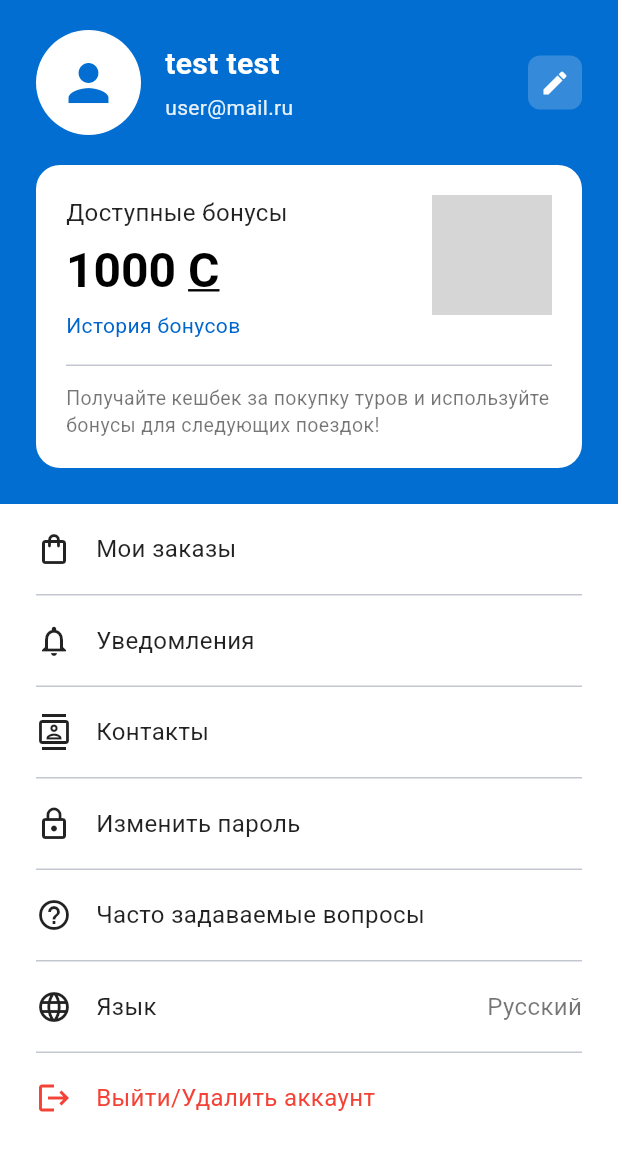
After one commit to Atoktobekov/hitTravel, a Flutter app: the AuthorizedProfilePage screen opened directly, on a phone screen of 412 x 824 dp. The commit adds this screen. Shown: the top 1151 px of the screen. Run offline on Flutter 3.47's test engine with Material 3 defaults, Android fonts, the phone set to English and light mode, and no system bars; our stand-ins replace dio, flutter_screenutil, font_awesome_flutter, get_it, talker_flutter, video_player; missing offline and left inert: talker_dio_logger; network calls fail; statements that could not run were skipped; grey boxes are pictures that could not be loaded.

Commit message:
feat: implement service locator, logging, and phone verification flow
- Set up `GetIt` service locator and integrate `Talker` for logging and `Dio` for network requests in `locator.dart`.
- Implement `AuthorizedProfilePage`
- Enhance `VerifyPhonePage` with registration code validation, re-send logic, and navigation to the authorized profile.
- Add a debug `TalkerScreen` access button on the `FavoritesPage`.
- Rename `divider.dart` to `blue_divider.dart`
- Refactor `ApiService` to use the centralized `Dio`
- Update `RegistrationPage`
- Initialize the service locator in `main.dart`.

```diff
--- /dev/null
+++ b/hit_travel/lib/features/auth/presentation/pages/authorized_profile_page.dart
@@ -0,0 +1,302 @@
+import 'package:flutter/material.dart';
+import 'package:hit_travel/core/theme/theme.dart';
+
+class AuthorizedProfilePage extends StatelessWidget {
+  const AuthorizedProfilePage({super.key});
+
+  @override
+  Widget build(BuildContext context) {
+    return Scaffold(
+      backgroundColor: Colors.white,
+      body: Column(
+        children: [
+          // Blue Header Section
+          Container(
+            width: double.infinity,
+            decoration: BoxDecoration(
+              color: AppTheme.blueColor,
+            ),
+            child: SafeArea(
+              bottom: false,
+              child: Padding(
+                padding: const EdgeInsets.fromLTRB(24, 20, 24, 24),
+                child: Column(
+                  children: [
+                    // Profile Info Row
+                    Row(
+                      children: [
+                        // Avatar
+                        Container(
+                          width: 70,
+                          height: 70,
+                          decoration: BoxDecoration(
+                            color: Colors.white,
+                            shape: BoxShape.circle,
+                          ),
+                          child: Icon(
+                            Icons.person,
+                            size: 40,
+                            color: AppTheme.blueColor,
+                          ),
+                        ),
+                        const SizedBox(width: 16),
+                        // Name and Email
+                        Expanded(
+                          child: Column(
+                            crossAxisAlignment: CrossAxisAlignment.start,
+                            children: [
+                              const Text(
+                                'test test',
+                                style: TextStyle(
+                                  color: Colors.white,
+                                  fontSize: 20,
+                                  fontWeight: FontWeight.w600,
+                                ),
+                              ),
+                              const SizedBox(height: 4),
+                              Text(
+                                'user@mail.ru',
+                                style: TextStyle(
+                                  color: Colors.white.withOpacity(0.9),
+                                  fontSize: 14,
+                                ),
+                              ),
+                            ],
+                          ),
+                        ),
+                        // Edit Icon
+                        Container(
+                          padding: const EdgeInsets.all(8),
+                          decoration: BoxDecoration(
+                            color: Colors.white.withOpacity(0.2),
+                            borderRadius: BorderRadius.circular(8),
+                          ),
+                          child: const Icon(
+                            Icons.edit,
+                            color: Colors.white,
+                            size: 20,
+                          ),
+                        ),
+                      ],
+                    ),
+                    const SizedBox(height: 20),
+                    // Bonuses Card
+                    Container(
+                      padding: const EdgeInsets.all(20),
+                      decoration: BoxDecoration(
+                        color: Colors.white,
+                        borderRadius: BorderRadius.circular(16),
+                      ),
+                      child: Column(
+                        crossAxisAlignment: CrossAxisAlignment.start,
+                        children: [
+                          Row(
+                            mainAxisAlignment: MainAxisAlignment.spaceBetween,
+                            crossAxisAlignment: CrossAxisAlignment.start,
+                            children: [
+                              Column(
+                                crossAxisAlignment: CrossAxisAlignment.start,
+                                children: [
+                                  const Text(
+                                    'Доступные бонусы',
+                                    style: TextStyle(
+                                      fontSize: 16,
+                                      color: Colors.black87,
+                                    ),
+                                  ),
+                                  const SizedBox(height: 8),
+                                  RichText(
+                                    text: const TextSpan(
+                                      children: [
+                                        TextSpan(
+                                          text: '1000 ',
+                                          style: TextStyle(
+                                            fontSize: 32,
+                                            fontWeight: FontWeight.bold,
+                                            color: Colors.black,
+                                          ),
+                                        ),
+                                        TextSpan(
+                                          text: 'С',
+                                          style: TextStyle(
+                                            fontSize: 32,
+                                            fontWeight: FontWeight.bold,
+                                            color: Colors.black,
+                                            decoration: TextDecoration.underline,
+                                          ),
+                                        ),
+                                      ],
+                                    ),
+                                  ),
+                                  const SizedBox(height: 8),
+                                  const Text(
+                                    'История бонусов',
+                                    style: TextStyle(
+                                      fontSize: 14,
+                                      color: Color(0xFF0066CC),
+                                      fontWeight: FontWeight.w500,
+                                    ),
+                                  ),
+                                ],
+                              ),
+                              // Gift Icon
+                              Stack(
+                                children: [
+                                  Image.asset(
+                                    'assets/gift.png', // Замените на ваш путь к изображению
+                                    width: 80,
+                                    height: 80,
+                                    errorBuilder: (context, error, stackTrace) {
+                                      return SizedBox(
+                                        width: 80,
+                                        height: 80,
+                                        child: const Text('🎁', style: TextStyle(fontSize: 50)),
+                                      );
+                                    },
+                                  ),
+                                  Positioned(
+                                    top: 0,
+                                    right: 0,
+                                    child: Container(
+                                      padding: const EdgeInsets.all(4),
+                                      decoration: const BoxDecoration(
+                                        color: Colors.green,
+                                        shape: BoxShape.circle,
+                                      ),
+                                      child: const Icon(
+                                        Icons.bolt,
+                                        color: Colors.white,
+                                        size: 16,
+                                      ),
+                                    ),
+                                  ),
+                                ],
+                              ),
+                            ],
+                          ),
+                          const SizedBox(height: 16),
+                          const Divider(height: 1),
+                          const SizedBox(height: 12),
+                          const Text(
+                            'Получайте кешбек за покупку туров и используйте бонусы для следующих поездок!',
+                            style: TextStyle(
+                              fontSize: 13,
+                              color: Colors.black54,
+                              height: 1.4,
+                            ),
+                          ),
+                        ],
+                      ),
+                    ),
+                  ],
+                ),
+              ),
+            ),
+          ),
+          // Menu Items
+          Expanded(
+            child: ListView(
+              padding: EdgeInsets.zero,
+              children: [
+                _buildMenuItem(
+                  icon: Icons.shopping_bag_outlined,
+                  title: 'Мои заказы',
+                  onTap: () {},
+                ),
+                _buildDivider(),
+                _buildMenuItem(
+                  icon: Icons.notifications_outlined,
+                  title: 'Уведомления',
+                  onTap: () {},
+                ),
+                _buildDivider(),
+                _buildMenuItem(
+                  icon: Icons.contacts_outlined,
+                  title: 'Контакты',
+                  onTap: () {},
+                ),
+                _buildDivider(),
+                _buildMenuItem(
+                  icon: Icons.lock_outline,
+                  title: 'Изменить пароль',
+                  onTap: () {},
+                ),
+                _buildDivider(),
+                _buildMenuItem(
+                  icon: Icons.help_outline,
+                  title: 'Часто задаваемые вопросы',
+                  onTap: () {},
+                ),
+                _buildDivider(),
+                _buildMenuItem(
+                  icon: Icons.language,
+                  title: 'Язык',
+                  trailing: const Text(
+                    'Русский',
+                    style: TextStyle(
+                      fontSize: 16,
+                      color: Colors.black54,
+                    ),
+                  ),
+                  onTap: () {},
+                ),
+                _buildDivider(),
+                _buildMenuItem(
+                  icon: Icons.logout,
+                  title: 'Выйти/Удалить аккаунт',
+                  titleColor: Colors.red,
+                  onTap: () {},
+                ),
+              ],
+            ),
+          ),
+        ],
+      ),
+    );
+  }
+
+  Widget _buildMenuItem({
+    required IconData icon,
+    required String title,
+    Color? titleColor,
+    Widget? trailing,
+    required VoidCallback onTap,
+  }) {
+    return InkWell(
+      onTap: onTap,
+      child: Padding(
+        padding: const EdgeInsets.symmetric(horizontal: 24, vertical: 18),
+        child: Row(
+          children: [
+            Icon(
+              icon,
+              size: 24,
+              color: titleColor ?? Colors.black87,
+            ),
+            const SizedBox(width: 16),
+            Expanded(
+              child: Text(
+                title,
+                style: TextStyle(
+                  fontSize: 16,
+                  color: titleColor ?? Colors.black87,
+                  fontWeight: FontWeight.w400,
+                ),
+              ),
+            ),
+            if (trailing != null) trailing,
+          ],
+        ),
+      ),
+    );
+  }
+
+  Widget _buildDivider() {
+    return const Divider(
+      height: 1,
+      thickness: 1,
+      indent: 24,
+      endIndent: 24,
+    );
+  }
+}
--- a/hit_travel/lib/features/home/presentation/pages/home_page.dart
+++ b/hit_travel/lib/features/home/presentation/pages/home_page.dart
@@ -1,6 +1,6 @@
 import 'dart:developer';
 import 'package:hit_travel/core/constants/app_links.dart';
-import 'package:hit_travel/shared/presentation/widgets/divider.dart';
+import 'package:hit_travel/shared/presentation/widgets/blue_divider.dart';
 import 'package:url_launcher/url_launcher.dart';
 import 'package:flutter/material.dart';
 import 'package:flutter_screenutil/flutter_screenutil.dart';
--- a/hit_travel/lib/features/profile/presentation/pages/profile_page.dart
+++ b/hit_travel/lib/features/profile/presentation/pages/profile_page.dart
@@ -6,7 +6,7 @@ import 'package:hit_travel/core/constants/app_links.dart';
 import 'package:hit_travel/core/theme/theme.dart';
 import 'package:hit_travel/features/auth/presentation/pages/login_page.dart';
 import 'package:hit_travel/features/auth/presentation/pages/registration_page.dart';
-import 'package:hit_travel/shared/presentation/widgets/divider.dart';
+import 'package:hit_travel/shared/presentation/widgets/blue_divider.dart';
 import 'package:url_launcher/url_launcher.dart';
 
 class ProfilePage extends StatelessWidget {
```
Also changed, not shown: hit_travel/lib/core/di/locator.dart (added, +44 -0 lines), hit_travel/lib/core/network/dio_client.dart (+2 -14 lines), hit_travel/lib/features/auth/presentation/pages/registration_page.dart (+8 -10 lines), hit_travel/lib/features/auth/presentation/pages/verify_phone_page.dart (+38 -29 lines), hit_travel/lib/features/auth/presentation/widgets/auth_text_field.dart (+3 -7 lines), hit_travel/lib/features/favorites/presentation/pages/favorites_page.dart (+15 -0 lines), hit_travel/lib/main.dart (+6 -1 lines), hit_travel/lib/shared/presentation/widgets/blue_divider.dart (renamed from hit_travel/lib/shared/presentation/widgets/divider.dart).
